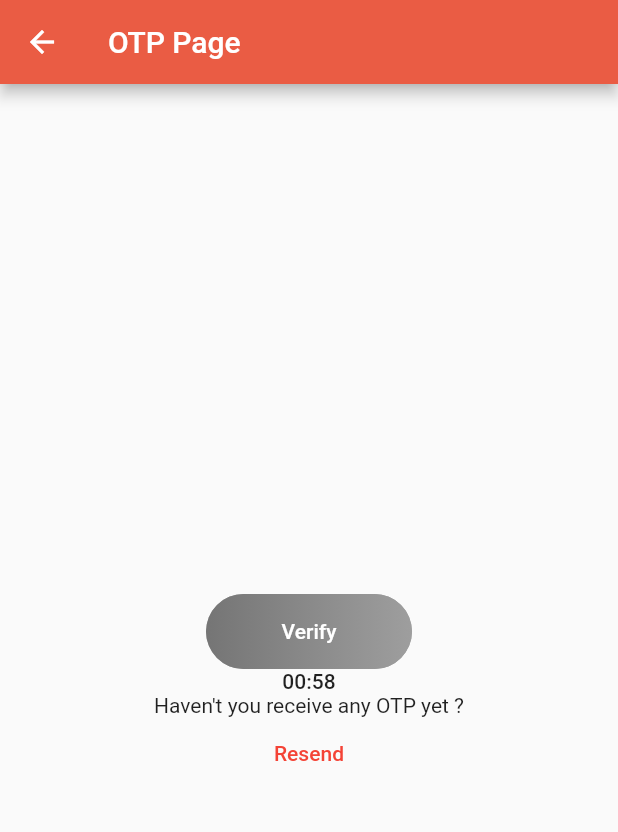
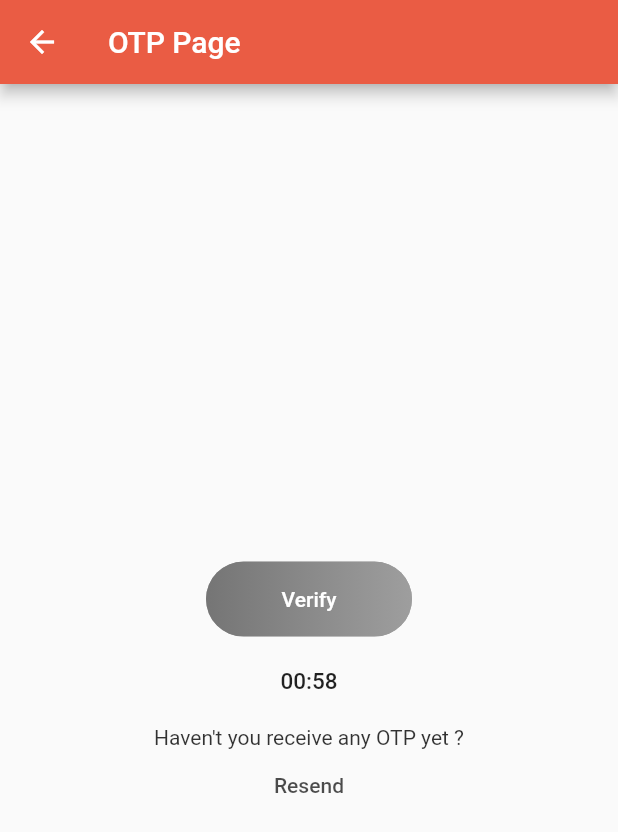
Before and after one commit to SmarttersStudio/exellentico-app, a Flutter app: the VerifyPhoneOTPPage screen opened directly, on a phone screen of 412 x 824 dp. Shown: the top 832 px of the screen. Run offline on Flutter 3.47's test engine with Material 2 defaults, Android fonts, the phone set to English and light mode, and no system bars; our stand-ins replace bloc, dio, flutter_bloc, flutter_local_notifications, get, google_sign_in and 3 more; missing offline and left inert: dart:ffi, flutter_facebook_login; accounts and stored records are empty.

Commit message:
auth----> phone verification done

```diff
--- a/lib/config/page_routes.dart
+++ b/lib/config/page_routes.dart
@@ -4,6 +4,7 @@ import 'package:ecommerceapp/pages/authentication/reset_password/otp_page.dart';
 import 'package:ecommerceapp/pages/authentication/reset_password/reset_password_page.dart';
 import 'package:ecommerceapp/pages/authentication/reset_password/update_password_page.dart';
 import 'package:ecommerceapp/pages/authentication/signup/signup_page.dart';
+import 'package:ecommerceapp/pages/authentication/social_sign_in/social_sign_in_page.dart';
 import 'package:ecommerceapp/pages/demo_page.dart';
 ///
 ///Created By Aurosmruti (aurosmruti@smarttersstudio.com) on 6/16/2020 6:23 AM
@@ -19,6 +20,7 @@ mixin MyPageRoutes{
         '/signUpPage' : (context) => SignUpPage(),
         '/resetPasswordPage' : (context) => ResetPasswordPage(),
         '/OTPPage' : (context) => OTPPage(),
-        '/updatePasswordPage' : (context) => UpdatePasswordPage()
+        '/updatePasswordPage' : (context) => UpdatePasswordPage(),
+      '/socialSignInPage' : (context) => SocialSignInPage()
     };
 }
--- a/lib/main.dart
+++ b/lib/main.dart
@@ -3,6 +3,7 @@ import 'package:ecommerceapp/bloc_models/blog_delagate.dart';
 import 'package:ecommerceapp/bloc_models/theme_bloc/index.dart';
 import 'package:ecommerceapp/config/index.dart';
 import 'package:ecommerceapp/config/page_routes.dart';
+import 'package:ecommerceapp/pages/authentication/social_sign_in/social_sign_in_page.dart';
 import 'package:ecommerceapp/pages/demo_page.dart';
 import 'package:ecommerceapp/utils/shared_preference_helper.dart';
 import 'package:flutter/material.dart';
@@ -62,7 +63,7 @@ class _MyAppState extends State<MyApp> {
               darkTheme: MyThemes.appThemeData[(state as ThemeState).color]
                   [ThemeMode.dark],
               themeMode: (state as ThemeState).mode,
-              initialRoute: '/',
+              initialRoute: SocialSignInPage.routeName,
               routes: MyPageRoutes.routes,
             ));
   }
--- a/lib/pages/authentication/social_sign_in/social_sign_in_page.dart
+++ b/lib/pages/authentication/social_sign_in/social_sign_in_page.dart
@@ -15,6 +15,7 @@ import 'package:google_sign_in/google_sign_in.dart';
 ///
 
 class SocialSignInPage extends StatefulWidget {
+  static final routeName = '/socialSignInPage';
   @override
   _SocialSignInPageState createState() => _SocialSignInPageState();
 }
--- a/lib/pages/onboarding/verify_phone/phone_otp_page.dart
+++ b/lib/pages/onboarding/verify_phone/phone_otp_page.dart
@@ -2,6 +2,7 @@ import 'dart:async';
 
 import 'package:ecommerceapp/api_services/on_boarding_api_services.dart';
 import 'package:ecommerceapp/pages/authentication/reset_password/update_password_page.dart';
+import 'package:ecommerceapp/pages/dashboard/dashboard_page.dart';
 import 'package:ecommerceapp/widgets/my_button.dart';
 import 'package:ecommerceapp/widgets/my_snackbar.dart';
 import 'package:ecommerceapp/widgets/pin_view.dart';
@@ -27,6 +28,7 @@ class _VerifyPhoneOTPPageState extends State<VerifyPhoneOTPPage> {
   bool _autoValidate = false;
   Timer _timer;
   int timerCounter = 59;
+  bool isLoading = false;
 
 
   void startTimer() {
@@ -51,6 +53,11 @@ class _VerifyPhoneOTPPageState extends State<VerifyPhoneOTPPage> {
   void initState() {
     super.initState();
     startTimer();
+  }
+  @override
+  void dispose() {
+    _timer.cancel();
+    super.dispose();
   }
 
 
@@ -91,25 +98,32 @@ class _VerifyPhoneOTPPageState extends State<VerifyPhoneOTPPage> {
                 print(pin);
                 _key.currentState.showLoader();
                 verifyOTP(widget.phone, pin).then((value){
-                  Get.to(UpdatePasswordPage());
+                  _key.currentState.hideLoader();
+                  MySnackbar.show("OTP Verification Successful", value.toString());
+                  Get.offAll(DashboardPage());
                 }).catchError((err){
+                  _key.currentState.hideLoader();
                   MySnackbar.show("ERROR", err.toString());
-                }).whenComplete(() => _key.currentState.hideLoader());
+                });
               }: null,
             ),
 
-            Text(
-              '00:${timerCounter < 10 ? timerCounter.toString().padLeft(2, '0') : timerCounter}',
-              style: TextStyle(fontSize: 14, fontWeight: FontWeight.w500),
+            Padding(
+              padding: EdgeInsets.all(width/20),
+              child: Text(
+                '00:${timerCounter < 10 ? timerCounter.toString().padLeft(2, '0') : timerCounter}',
+                style: TextStyle(fontSize: 15, fontWeight: FontWeight.w500),
+              ),
             ),
-            Text("Haven't you receive any OTP yet ?"),
+
+            Text("Haven't you receive any OTP yet ?", style: TextStyle(color: Colors.black.withOpacity(0.8)),),
             FlatButton(
               padding: const EdgeInsets.all(0),
               onPressed: timerCounter == 0
                   ? () {
                 setState(() {
                   timerCounter = 60;
-//                  isLoading = true;
+                  isLoading = true;
                 });
                 sendOtpToPhoneNumber(widget.phone).then((value) {
                   MySnackbar.show('Check your phone', value.toString());
@@ -121,15 +135,21 @@ class _VerifyPhoneOTPPageState extends State<VerifyPhoneOTPPage> {
                   MySnackbar.show('Error', err.toString());
                 }).whenComplete(() {
                   setState(() {
-//                    isLoading = false;
+                    isLoading = false;
                   });
                 });
               }
                   : null,
-              child: Text(
-                "Resend",
-                style: TextStyle(fontWeight: FontWeight.w500, color: Colors.red),
-              ),
+              child: isLoading
+                  ? SizedBox(height:20,width:20,child: CircularProgressIndicator())
+                  : Text(
+                      "Resend",
+                      style: TextStyle(
+                          fontWeight: FontWeight.w500,
+                          color: timerCounter == 0
+                              ? Colors.red
+                              : Colors.black.withOpacity(0.7)),
+                    ),
             ),
           ],
         ),
```
Also changed, not shown: lib/pages/dashboard/dashboard_page.dart (+18 -1 lines), lib/utils/auth_helper.dart (+15 -0 lines).
